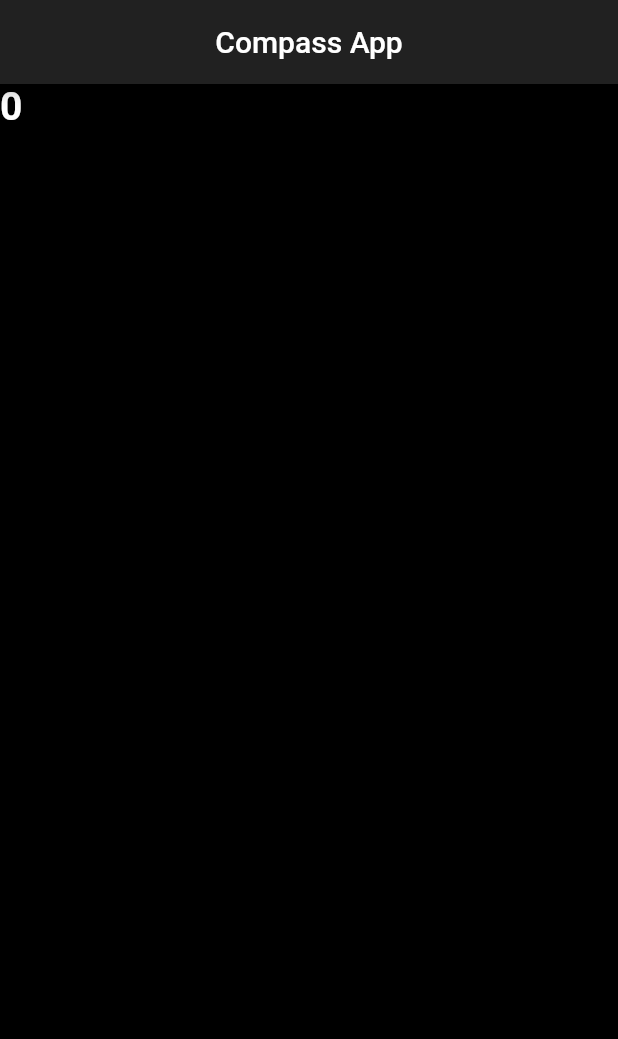
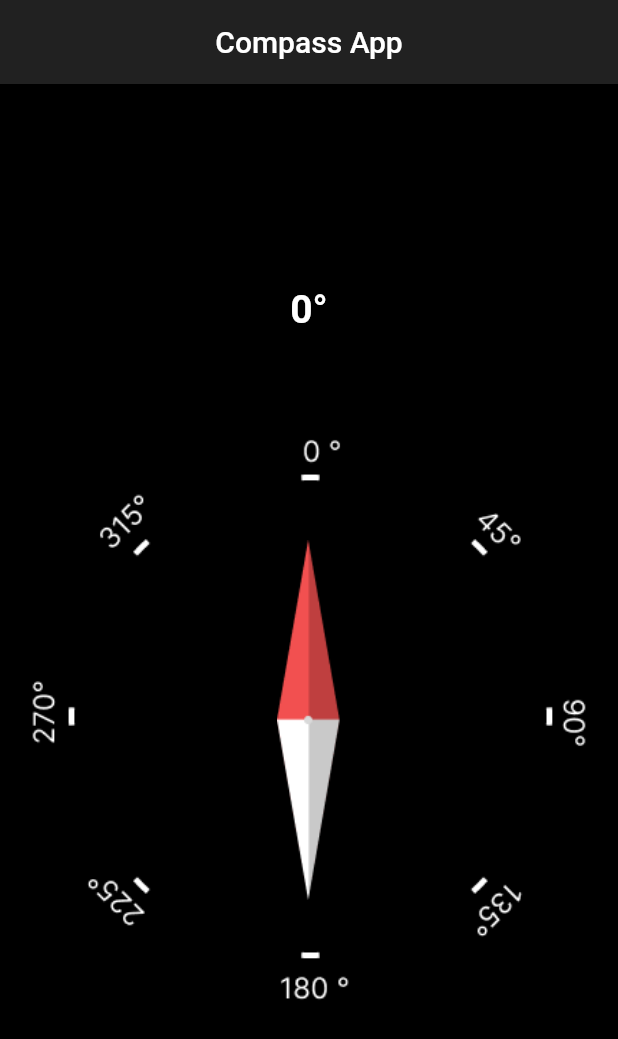
Before and after one commit to IamYGT/compass_app_ygt, a Flutter app: the screen it shows after launch, on a phone screen of 412 x 824 dp. Shown: the top 1039 px of the screen. Run offline on Flutter 3.47's test engine with Material 2 defaults, Android fonts, the phone set to English and light mode, and no system bars; our stand-ins replace flutter_compass.

Commit message:
last version

```diff
--- a/lib/main.dart
+++ b/lib/main.dart
@@ -21,7 +21,7 @@ class MyApp extends StatelessWidget {
           centerTitle: true
         )
       ),
-      home:const HomeScreen(),
+      home: HomeScreen(),
     );
   }
 }
--- a/lib/screens/home_screen.dart
+++ b/lib/screens/home_screen.dart
@@ -1,3 +1,6 @@
+import 'dart:math';
+
+import 'package:compass_app_ygt/utilies/sizes.dart';
 import 'package:compass_app_ygt/utilies/texts.dart';
 import 'package:compass_app_ygt/utilies/styles.dart';
 import 'package:flutter/material.dart';
@@ -6,7 +9,7 @@ import 'package:flutter_compass/flutter_compass.dart';
 import '../utilies/text_styles.dart';
 
 class HomeScreen extends StatefulWidget {
- const HomeScreen({Key? key}) : super(key: key);
+  HomeScreen({Key? key}) : super(key: key);
 
   @override
   State<HomeScreen> createState() => _HomeScreenState();
@@ -30,13 +33,27 @@ class _HomeScreenState extends State<HomeScreen> {
         title: TextsYGT.homeScreenAppBarTitle,
       ),
       body: Column(
-        mainAxisAlignment: MainAxisAlignment.spaceBetween,
+        mainAxisAlignment: MainAxisAlignment.center,
         crossAxisAlignment: CrossAxisAlignment.center,
         children: [
           Text(
-            '${heading!.ceil()}',
+            '${heading!.ceil()}°',
             style: TextStylesYGT.columnHeadingTextStyle,
-          )
+          ),
+          SizedBoxs.height50SizedBox,
+          Padding(
+            padding: PaddingValues.paddingSize18,
+            child: Stack(
+              alignment: Alignment.center,
+              children: [
+                Image.asset("assets/images/cadrant.png"),
+                Transform.rotate(
+                  angle: ((heading ?? 0) * (pi / 180) * -1),
+                  child: Image.asset('assets/images/compass.png', scale: 1.1),
+                )
+              ],
+            ),
+          ),
         ],
       ),
     );
--- a/lib/utilies/sizes.dart
+++ b/lib/utilies/sizes.dart
@@ -7,3 +7,11 @@ class FontSizesYGT {
 class FontWeightYGT {
   static const bold = FontWeight.bold;
 }
+
+class PaddingValues {
+  static const paddingSize18 = EdgeInsets.all(18.0);
+}
+
+class SizedBoxs {
+  static const height50SizedBox = SizedBox(height: 50);
+}
```
Also changed, not shown: pubspec.yaml (+2 -5 lines).
